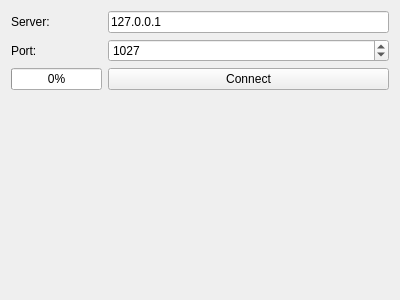
First picture: the form in textshredder_gui/clientcontrolview.ui, repository mitchelkuijpers/TextShredder, before the edit.
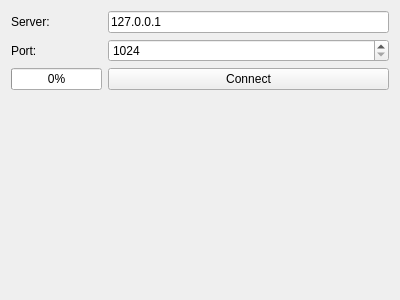
Second picture: the form after the edit.

What changed in the file:
```diff
--- a/textshredder_gui/clientcontrolview.ui
+++ b/textshredder_gui/clientcontrolview.ui
@@ -53,7 +53,7 @@
         <number>9999</number>
        </property>
        <property name="value">
-        <number>1027</number>
+        <number>1024</number>
        </property>
       </widget>
      </item>
```
